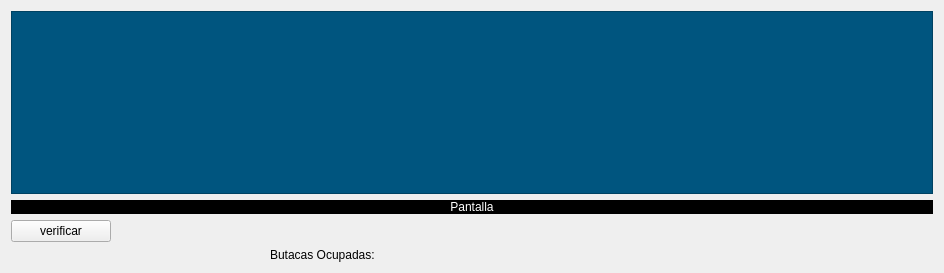
First picture: the form in widget.ui, repository Santi-gdl/ProyectoCinep2, before the edit.
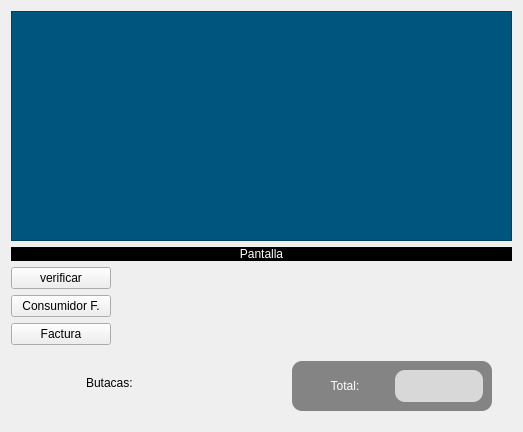
Second picture: the form after the edit.

The edit to the form file:
```diff
--- a/widget.ui
+++ b/widget.ui
@@ -6,21 +6,34 @@
    <rect>
     <x>0</x>
     <y>0</y>
-    <width>944</width>
-    <height>273</height>
+    <width>523</width>
+    <height>432</height>
    </rect>
   </property>
   <property name="windowTitle">
    <string>Widget</string>
   </property>
   <layout class="QGridLayout" name="gridLayout">
+   <item row="4" column="0">
+    <widget class="QPushButton" name="pushButton_2">
+     <property name="maximumSize">
+      <size>
+       <width>100</width>
+       <height>16777215</height>
+      </size>
+     </property>
+     <property name="text">
+      <string>Consumidor F.</string>
+     </property>
+    </widget>
+   </item>
    <item row="1" column="0">
     <widget class="QLabel" name="label_2">
      <property name="layoutDirection">
       <enum>Qt::LeftToRight</enum>
      </property>
      <property name="styleSheet">
-      <string notr="true">border-radius:10px;
+      <string notr="true">border-radius:20px;
 background-color: rgb(0, 0, 0);
 color: rgb(255, 255, 255);
 font: 14pt &quot;Product Sans&quot;;</string>
@@ -33,71 +46,131 @@
      </property>
     </widget>
    </item>
-   <item row="0" column="0">
-    <widget class="QTableWidget" name="tableWidget">
-     <property name="styleSheet">
-      <string notr="true">background-color: rgb(0, 85, 127);</string>
-     </property>
-     <attribute name="horizontalHeaderMinimumSectionSize">
-      <number>50</number>
-     </attribute>
-     <attribute name="horizontalHeaderStretchLastSection">
-      <bool>true</bool>
-     </attribute>
-    </widget>
-   </item>
-   <item row="4" column="0">
-    <layout class="QHBoxLayout" name="horizontalLayout">
+   <item row="8" column="0">
+    <layout class="QHBoxLayout" name="horizontalLayout" stretch="0,0">
      <property name="spacing">
-      <number>6</number>
+      <number>8</number>
+     </property>
+     <property name="sizeConstraint">
+      <enum>QLayout::SetDefaultConstraint</enum>
      </property>
      <property name="leftMargin">
-      <number>41</number>
+      <number>25</number>
      </property>
      <property name="topMargin">
-      <number>0</number>
+      <number>10</number>
      </property>
      <property name="rightMargin">
       <number>20</number>
      </property>
      <property name="bottomMargin">
-      <number>0</number>
+      <number>10</number>
      </property>
      <item>
-      <widget class="QLabel" name="label">
+      <widget class="QWidget" name="widget_2" native="true">
+       <widget class="QWidget" name="">
+        <property name="geometry">
+         <rect>
+          <x>50</x>
+          <y>10</y>
+          <width>104</width>
+          <height>24</height>
+         </rect>
+        </property>
+        <layout class="QHBoxLayout" name="horizontalLayout_3">
+         <item>
+          <widget class="QLabel" name="label_4">
+           <property name="styleSheet">
+            <string notr="true">font: 12pt &quot;Segoe UI&quot;;</string>
+           </property>
+           <property name="text">
+            <string>Butacas:</string>
+           </property>
+          </widget>
+         </item>
+         <item>
+          <widget class="QLabel" name="outBut">
+           <property name="minimumSize">
+            <size>
+             <width>40</width>
+             <height>0</height>
+            </size>
+           </property>
+           <property name="styleSheet">
+            <string notr="true">font: 900 9pt &quot;Arial Black&quot;;</string>
+           </property>
+           <property name="text">
+            <string/>
+           </property>
+          </widget>
+         </item>
+        </layout>
+       </widget>
+      </widget>
+     </item>
+     <item>
+      <widget class="QWidget" name="widget" native="true">
        <property name="minimumSize">
         <size>
-         <width>0</width>
-         <height>0</height>
+         <width>50</width>
+         <height>50</height>
         </size>
        </property>
        <property name="maximumSize">
         <size>
-         <width>120</width>
+         <width>200</width>
          <height>16777215</height>
         </size>
        </property>
-       <property name="text">
-        <string>Butacas Ocupadas:</string>
+       <property name="styleSheet">
+        <string notr="true">background-color: rgb(132, 132, 132);
+border-radius:10px;</string>
        </property>
-      </widget>
-     </item>
-     <item>
-      <widget class="QLabel" name="outBut">
-       <property name="maximumSize">
-        <size>
-         <width>80</width>
-         <height>16777215</height>
-        </size>
-       </property>
-       <property name="text">
-        <string/>
-       </property>
+       <layout class="QHBoxLayout" name="horizontalLayout_2">
+        <item>
+         <widget class="QLabel" name="label_3">
+          <property name="styleSheet">
+           <string notr="true">font: 11pt &quot;Product Sans&quot;;
+color: rgb(255, 255, 255);</string>
+          </property>
+          <property name="text">
+           <string>         Total:</string>
+          </property>
+         </widget>
+        </item>
+        <item>
+         <widget class="QLabel" name="Ptot">
+          <property name="styleSheet">
+           <string notr="true">background-color: rgb(216, 216, 216);
+font: 11pt &quot;Impact&quot;;</string>
+          </property>
+          <property name="text">
+           <string/>
+          </property>
+          <property name="alignment">
+           <set>Qt::AlignCenter</set>
+          </property>
+         </widget>
+        </item>
+       </layout>
       </widget>
      </item>
     </layout>
    </item>
-   <item row="2" column="0">
+   <item row="5" column="0">
+    <widget class="QPushButton" name="pushButton_3">
+     <property name="maximumSize">
+      <size>
+       <width>100</width>
+       <height>16777215</height>
+      </size>
+     </property>
+     <property name="text">
+      <string>Factura</string>
+     </property>
+    </widget>
+   </item>
+   <item row="3" column="0">
     <widget class="QPushButton" name="pushButton">
      <property name="maximumSize">
       <size>
@@ -110,6 +183,19 @@
      </property>
     </widget>
    </item>
+   <item row="0" column="0">
+    <widget class="QTableWidget" name="tableWidget">
+     <property name="styleSheet">
+      <string notr="true">background-color: rgb(0, 85, 127);</string>
+     </property>
+     <attribute name="horizontalHeaderMinimumSectionSize">
+      <number>50</number>
+     </attribute>
+     <attribute name="horizontalHeaderStretchLastSection">
+      <bool>true</bool>
+     </attribute>
+    </widget>
+   </item>
   </layout>
  </widget>
  <resources/>
```
